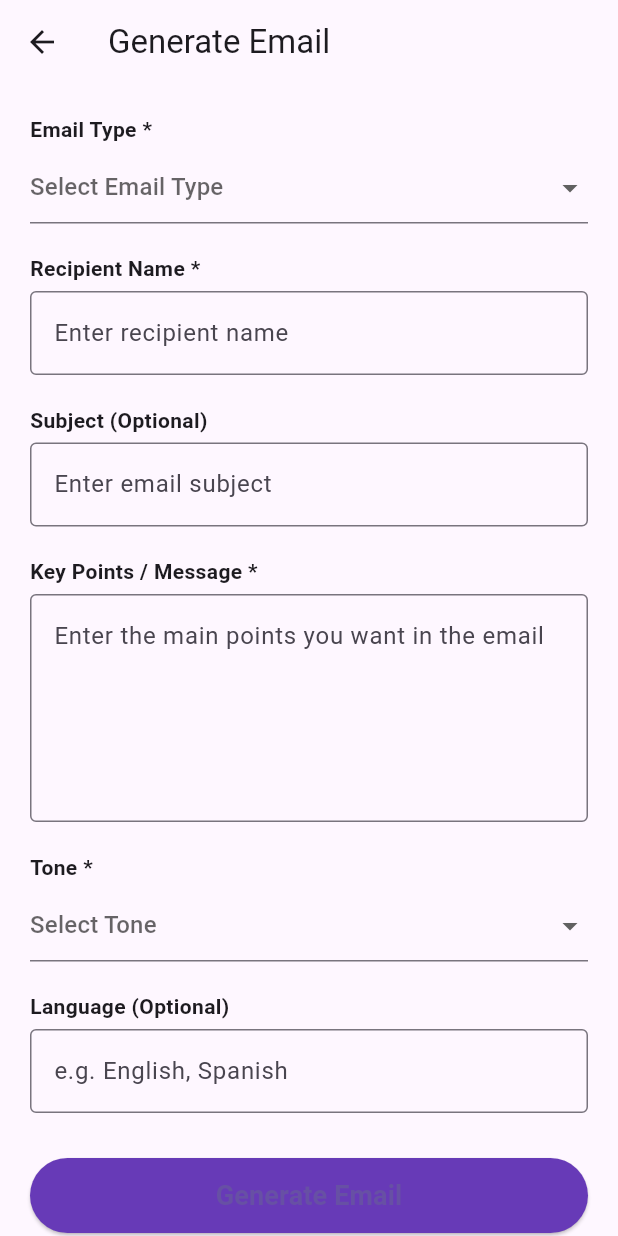
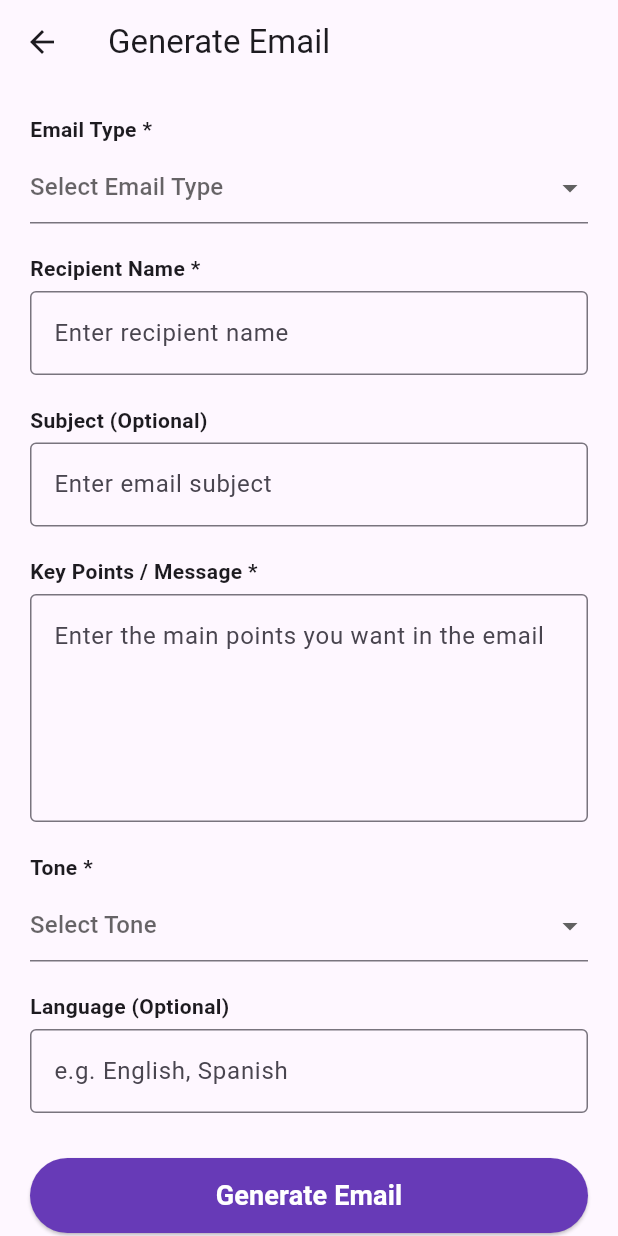
Before and after one commit to musthak2001/letterapp, a Flutter app: the HomeScreen screen opened by its route, on a phone screen of 412 x 824 dp. Run offline on Flutter 3.47's test engine with Material 3 defaults, Android fonts, the phone set to English and light mode, and no system bars.

Commit message:
made some modifications in ui

```diff
--- a/lib/screens/homescreen.dart
+++ b/lib/screens/homescreen.dart
@@ -1,3 +1,5 @@
+import 'dart:math';
+
 import 'package:flutter/material.dart';
 
 class HomeScreen extends StatefulWidget {
@@ -26,22 +28,15 @@ class _HomeScreenState extends State<HomeScreen> {
     'Informal',
     'Complaint',
     'Request',
-    'Leave Email'
+    'Leave Email',
   ];
 
-  final List<String> tones = [
-    'Professional',
-    'Friendly',
-    'Polite',
-    'Strict'
-  ];
+  final List<String> tones = ['Professional', 'Friendly', 'Polite', 'Strict'];
 
   @override
   Widget build(BuildContext context) {
     return Scaffold(
-      appBar: AppBar(
-        title: const Text("Generate Email"),
-      ),
+      appBar: AppBar(title: const Text("Generate Email")),
       body: SingleChildScrollView(
         padding: const EdgeInsets.all(20),
         child: Form(
@@ -49,7 +44,6 @@ class _HomeScreenState extends State<HomeScreen> {
           child: Column(
             crossAxisAlignment: CrossAxisAlignment.start,
             children: [
-
               // Email Type Dropdown
               const Text(
                 "Email Type *",
@@ -57,13 +51,13 @@ class _HomeScreenState extends State<HomeScreen> {
               ),
               const SizedBox(height: 5),
               DropdownButtonFormField<String>(
-                value: emailType,
+                initialValue: emailType,
                 hint: const Text("Select Email Type"),
                 items: emailTypes
-                    .map((type) => DropdownMenuItem(
-                          value: type,
-                          child: Text(type),
-                        ))
+                    .map(
+                      (type) =>
+                          DropdownMenuItem(value: type, child: Text(type)),
+                    )
                     .toList(),
                 onChanged: (val) => setState(() => emailType = val),
                 validator: (value) =>
@@ -128,16 +122,14 @@ class _HomeScreenState extends State<HomeScreen> {
               ),
               const SizedBox(height: 5),
               DropdownButtonFormField<String>(
-                value: tone,
+                initialValue: tone,
                 hint: const Text("Select Tone"),
                 items: tones
-                    .map((t) => DropdownMenuItem(
-                          value: t,
-                          child: Text(t),
-                        ))
+                    .map((t) => DropdownMenuItem(value: t, child: Text(t)))
                     .toList(),
                 onChanged: (val) => setState(() => tone = val),
-                validator: (value) => value == null ? "Please select tone" : null,
+                validator: (value) =>
+                    value == null ? "Please select tone" : null,
               ),
               const SizedBox(height: 20),
 
@@ -164,7 +156,8 @@ class _HomeScreenState extends State<HomeScreen> {
                   onPressed: () {
                     if (_formKey.currentState!.validate()) {
                       // TODO: Send data to OpenAI API
-                      String prompt = """
+                      String prompt =
+                          """
 Email Type: $emailType
 Recipient: ${recipientController.text}
 Subject: ${subjectController.text}
@@ -182,7 +175,7 @@ Language: ${languageController.text}
                             TextButton(
                               onPressed: () => Navigator.pop(context),
                               child: const Text("OK"),
-                            )
+                            ),
                           ],
                         ),
                       );
@@ -194,13 +187,25 @@ Language: ${languageController.text}
                       borderRadius: BorderRadius.circular(25),
                     ),
                   ),
+
                   child: const Text(
                     "Generate Email",
-                    style: TextStyle(fontSize: 18, fontWeight: FontWeight.bold),
+                    style: TextStyle(
+                      fontSize: 18,
+                      color: Colors.white,
+                      fontWeight: FontWeight.bold,
+                    ),
                   ),
                 ),
               ),
+              SizedBox(height: 20),
 
+              ElevatedButton(
+                onPressed: () {
+                  Navigator.pushNamed(context, '/LoadingPage');
+                },
+                child: Text("move to loading"),
+              ),
             ],
           ),
         ),
```
Also changed, not shown: lib/screens/loading_screen.dart (+56 -23 lines).
